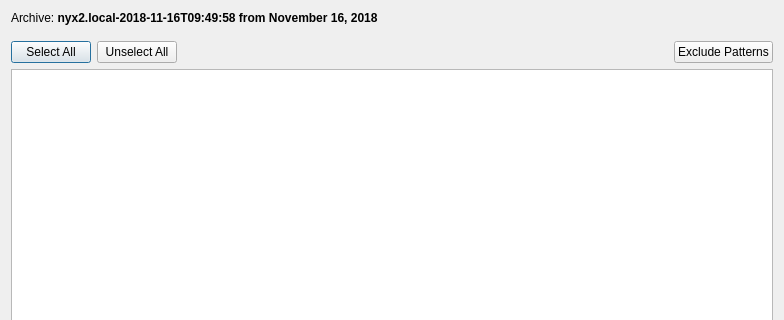
The window that src/vorta/assets/UI/extractdialog.ui (borgbase/vorta) describes before a commit, drawn with Qt 5; both pictures show x 0 to 784 and y 0 to 320 of the 784 by 565 pixel window.
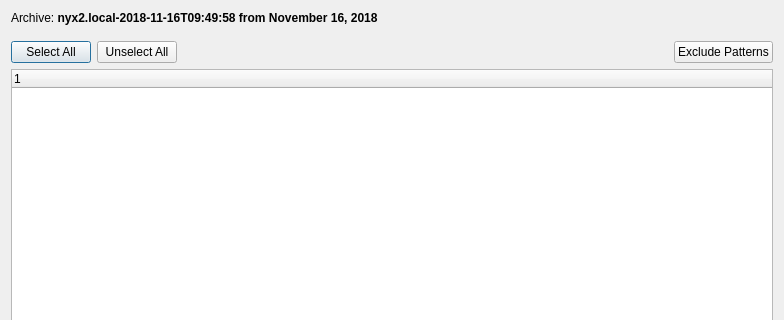
The same window after the commit.

Commit message: Add extraction dialog and code to test table performance. See #26. WIP

```diff
--- a/src/vorta/assets/UI/extractdialog.ui
+++ b/src/vorta/assets/UI/extractdialog.ui
@@ -63,7 +63,13 @@
     </layout>
    </item>
    <item>
-    <widget class="QTreeView" name="treeView"/>
+    <widget class="QTreeWidget" name="fileTree">
+     <column>
+      <property name="text">
+       <string notr="true">1</string>
+      </property>
+     </column>
+    </widget>
    </item>
    <item>
     <layout class="QHBoxLayout" name="horizontalLayout">
```
Left out of the diff: 2 changed lines with no effect on the pictures. The commit also changes 3 other files.
